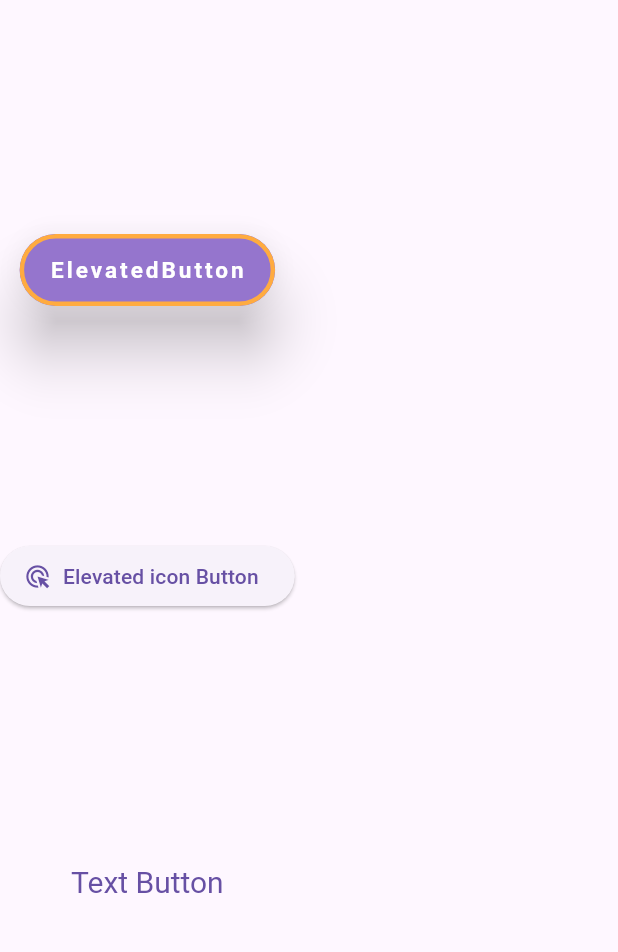
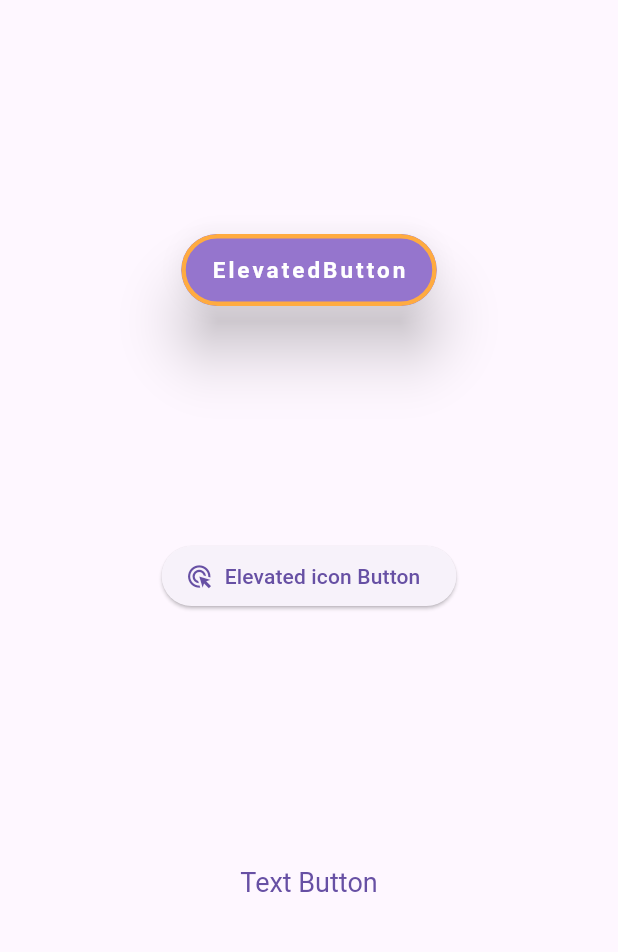
Before and after one commit to Ratndeep1999/buttons, a Flutter app: the screen it shows after launch, on a phone screen of 412 x 824 dp, the part 84-1036 px from its top. Run offline on Flutter 3.47's test engine with Material 3 defaults, Android fonts, the light colour scheme and no system bars.

Commit message:
buttons.dart : appbar, elevated button, text button,

```diff
--- a/lib/buttons.dart
+++ b/lib/buttons.dart
@@ -20,6 +20,7 @@ class Buttons extends StatelessWidget {
         centerTitle: true,
       ),
       body: SafeArea(
+        child: Center(
           child: Column(
             crossAxisAlignment: CrossAxisAlignment.center,
             mainAxisAlignment: MainAxisAlignment.spaceEvenly,
@@ -59,11 +60,16 @@ class Buttons extends StatelessWidget {
                 // Style of text button
                 style: TextButton.styleFrom(
                   backgroundColor: Colors.transparent,
-                textStyle: TextStyle(fontSize: 20),
+                  textStyle: TextStyle(
+                    fontSize: 18,
+                    fontWeight: FontWeight.normal,
+                    color: Colors.black45,
+                  ),
                 ),
                 child: Text('Text Button'),
               ),
             ],
+          ),
         ),
       ),
     );
```
Lines whose indentation alone changed are shown as unchanged.
